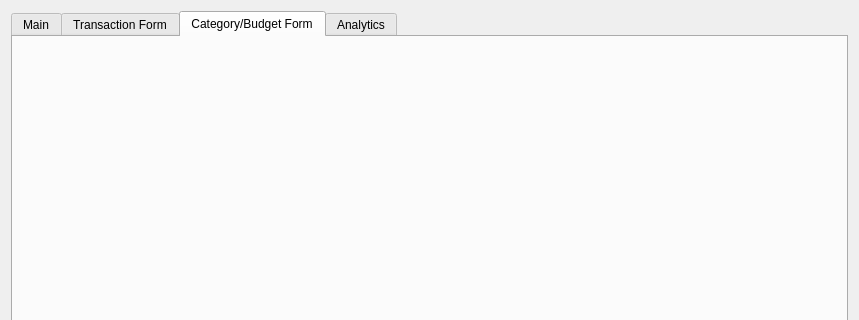
Before: the Qt Designer form src/GUI.ui in LeoPaquette/ExpenseTracker, drawn with Qt 5; both pictures show x 0 to 859 and y 0 to 320 of the 859 by 720 pixel window.
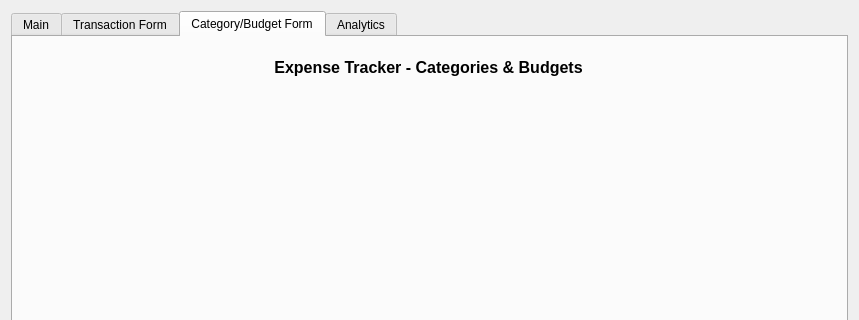
After: the same form once the commit is applied. The open tabs and pages were chosen to show the change.

Commit message: feat: added proper page headers with a larger font

```diff
--- a/src/GUI.ui
+++ b/src/GUI.ui
@@ -274,6 +274,28 @@
       <attribute name="title">
        <string>Category/Budget Form</string>
       </attribute>
+      <widget class="QLabel" name="labelHeaderCategoryBudget">
+       <property name="geometry">
+        <rect>
+         <x>10</x>
+         <y>10</y>
+         <width>811</width>
+         <height>41</height>
+        </rect>
+       </property>
+       <property name="font">
+        <font>
+         <pointsize>12</pointsize>
+         <bold>true</bold>
+        </font>
+       </property>
+       <property name="text">
+        <string>Expense Tracker - Categories &amp; Budgets</string>
+       </property>
+       <property name="alignment">
+        <set>Qt::AlignmentFlag::AlignCenter</set>
+       </property>
+      </widget>
      </widget>
      <widget class="QWidget" name="tab_Analytics">
       <attribute name="title">
```
Left out of the diff: 50 changed lines with no effect on the pictures.
